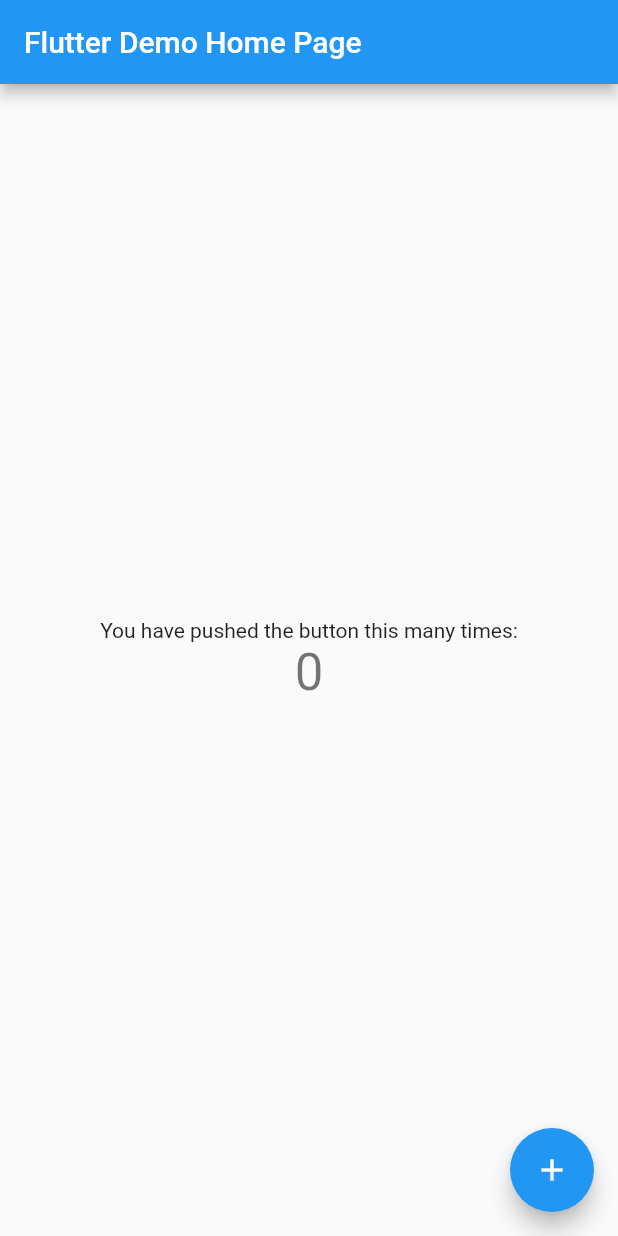
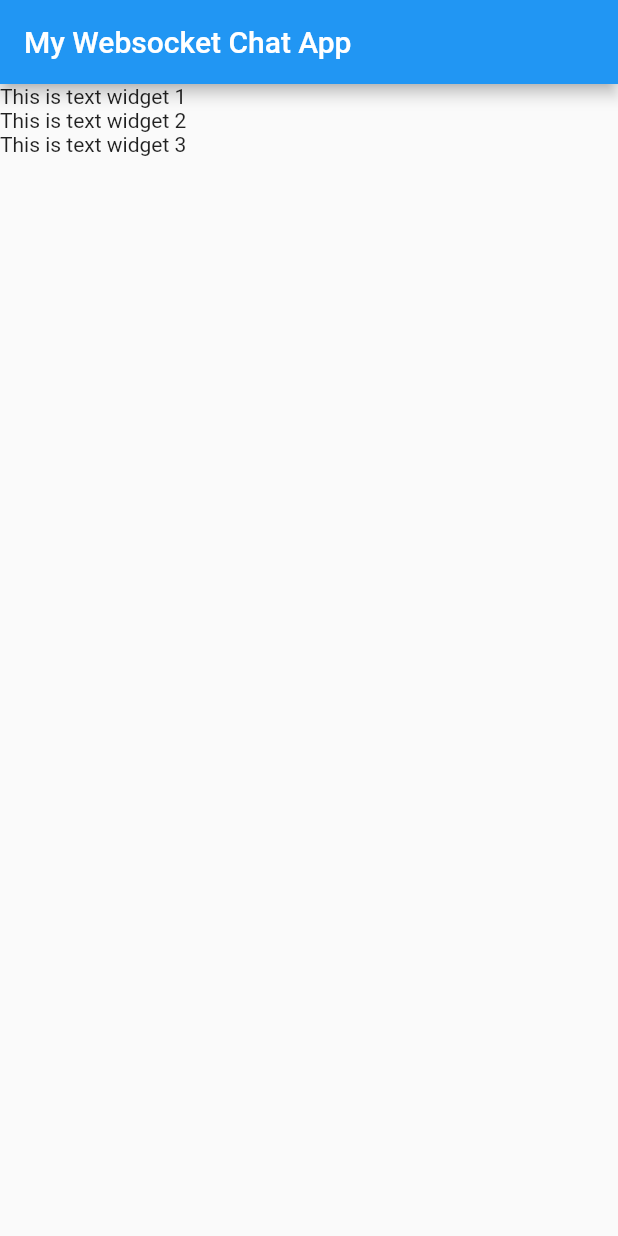
Before and after one commit to aPruner/flutter-websocket-app, a Flutter app: the screen it shows after launch, on a phone screen of 412 x 824 dp. Run offline on Flutter 3.47's test engine with Material 2 defaults, Android fonts, the phone set to English and light mode, and no system bars.

Commit message:
install WebSocketChannel package, learn how to render a list of widgets via the Column widget

```diff
--- a/lib/main.dart
+++ b/lib/main.dart
@@ -1,117 +1,27 @@
 import 'package:flutter/material.dart';
 
-void main() {
-  runApp(MyApp());
-}
+void main() => runApp(WebsocketApp());
 
-class MyApp extends StatelessWidget {
-  // This widget is the root of your application.
+class WebsocketApp extends StatelessWidget {
   @override
   Widget build(BuildContext context) {
     return MaterialApp(
-      title: 'Flutter Demo',
-      theme: ThemeData(
-        // This is the theme of your application.
-        //
-        // Try running your application with "flutter run". You'll see the
-        // application has a blue toolbar. Then, without quitting the app, try
-        // changing the primarySwatch below to Colors.green and then invoke
-        // "hot reload" (press "r" in the console where you ran "flutter run",
-        // or simply save your changes to "hot reload" in a Flutter IDE).
-        // Notice that the counter didn't reset back to zero; the application
-        // is not restarted.
-        primarySwatch: Colors.blue,
-        // This makes the visual density adapt to the platform that you run
-        // the app on. For desktop platforms, the controls will be smaller and
-        // closer together (more dense) than on mobile platforms.
-        visualDensity: VisualDensity.adaptivePlatformDensity,
+      title: 'My Websocket Chat App',
+      home: Scaffold(
+        appBar: AppBar(
+          title: Text('My Websocket Chat App'),
+        ),
+        body: Container(
+          child: Column(
+            children: [
+              Text('This is text widget 1'),
+              Text('This is text widget 2'),
+              Text('This is text widget 3'),
+            ]
+          )
+        ),
       ),
-      home: MyHomePage(title: 'Flutter Demo Home Page'),
     );
   }
+
 }
-
-class MyHomePage extends StatefulWidget {
-  MyHomePage({Key key, this.title}) : super(key: key);
-
-  // This widget is the home page of your application. It is stateful, meaning
-  // that it has a State object (defined below) that contains fields that affect
-  // how it looks.
-
-  // This class is the configuration for the state. It holds the values (in this
-  // case the title) provided by the parent (in this case the App widget) and
-  // used by the build method of the State. Fields in a Widget subclass are
-  // always marked "final".
-
-  final String title;
-
-  @override
-  _MyHomePageState createState() => _MyHomePageState();
-}
-
-class _MyHomePageState extends State<MyHomePage> {
-  int _counter = 0;
-
-  void _incrementCounter() {
-    setState(() {
-      // This call to setState tells the Flutter framework that something has
-      // changed in this State, which causes it to rerun the build method below
-      // so that the display can reflect the updated values. If we changed
-      // _counter without calling setState(), then the build method would not be
-      // called again, and so nothing would appear to happen.
-      _counter++;
-    });
-  }
-
-  @override
-  Widget build(BuildContext context) {
-    // This method is rerun every time setState is called, for instance as done
-    // by the _incrementCounter method above.
-    //
-    // The Flutter framework has been optimized to make rerunning build methods
-    // fast, so that you can just rebuild anything that needs updating rather
-    // than having to individually change instances of widgets.
-    return Scaffold(
-      appBar: AppBar(
-        // Here we take the value from the MyHomePage object that was created by
-        // the App.build method, and use it to set our appbar title.
-        title: Text(widget.title),
-      ),
-      body: Center(
-        // Center is a layout widget. It takes a single child and positions it
-        // in the middle of the parent.
-        child: Column(
-          // Column is also a layout widget. It takes a list of children and
-          // arranges them vertically. By default, it sizes itself to fit its
-          // children horizontally, and tries to be as tall as its parent.
-          //
-          // Invoke "debug painting" (press "p" in the console, choose the
-          // "Toggle Debug Paint" action from the Flutter Inspector in Android
-          // Studio, or the "Toggle Debug Paint" command in Visual Studio Code)
-          // to see the wireframe for each widget.
-          //
-          // Column has various properties to control how it sizes itself and
-          // how it positions its children. Here we use mainAxisAlignment to
-          // center the children vertically; the main axis here is the vertical
-          // axis because Columns are vertical (the cross axis would be
-          // horizontal).
-          mainAxisAlignment: MainAxisAlignment.center,
-          children: <Widget>[
-            Text(
-              'You have pushed the button this many times:',
-            ),
-            Text(
-              '$_counter',
-              style: Theme.of(context).textTheme.headline4,
-            ),
-          ],
-        ),
-      ),
-      floatingActionButton: FloatingActionButton(
-        onPressed: _incrementCounter,
-        tooltip: 'Increment',
-        child: Icon(Icons.add),
-      ), // This trailing comma makes auto-formatting nicer for build methods.
-    );
-  }
-}
--- a/pubspec.yaml
+++ b/pubspec.yaml
@@ -23,8 +23,7 @@ environment:
 dependencies:
   flutter:
     sdk: flutter
-
-
+  web_socket_channel: ^1.1.0
   # The following adds the Cupertino Icons font to your application.
   # Use with the CupertinoIcons class for iOS style icons.
   cupertino_icons: ^0.1.3
```
Also changed, not shown: pubspec.lock.
